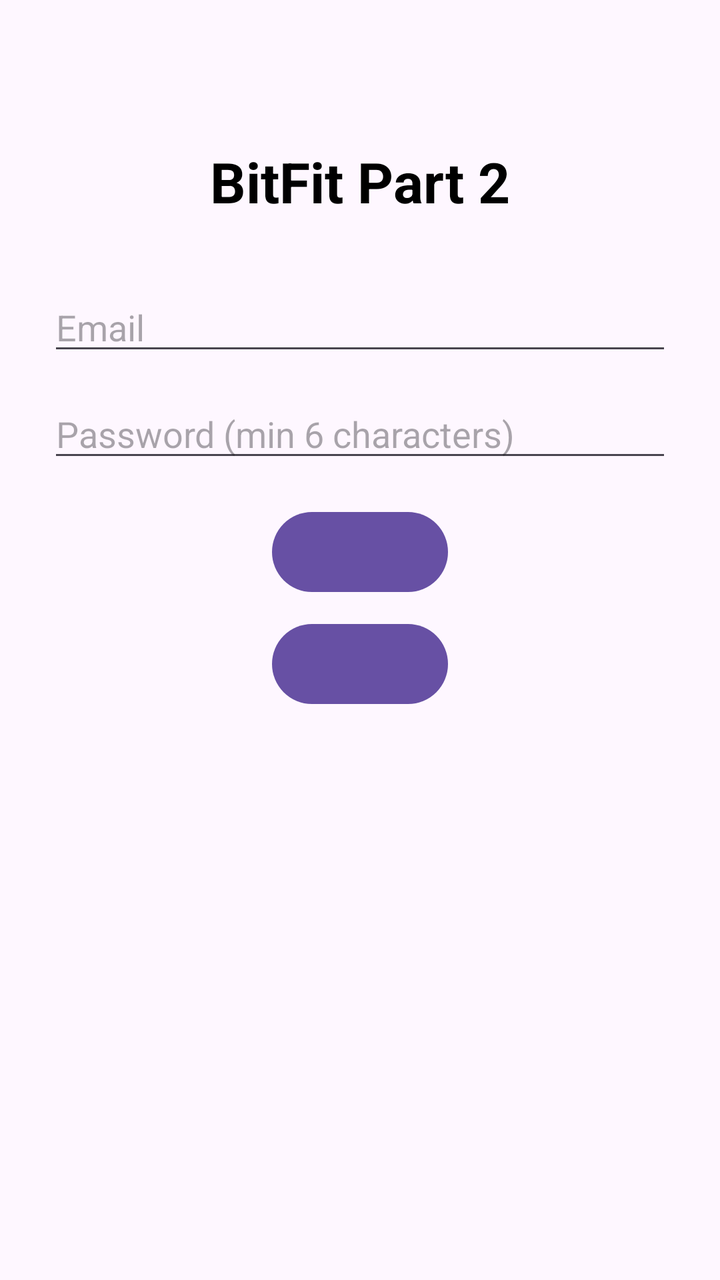
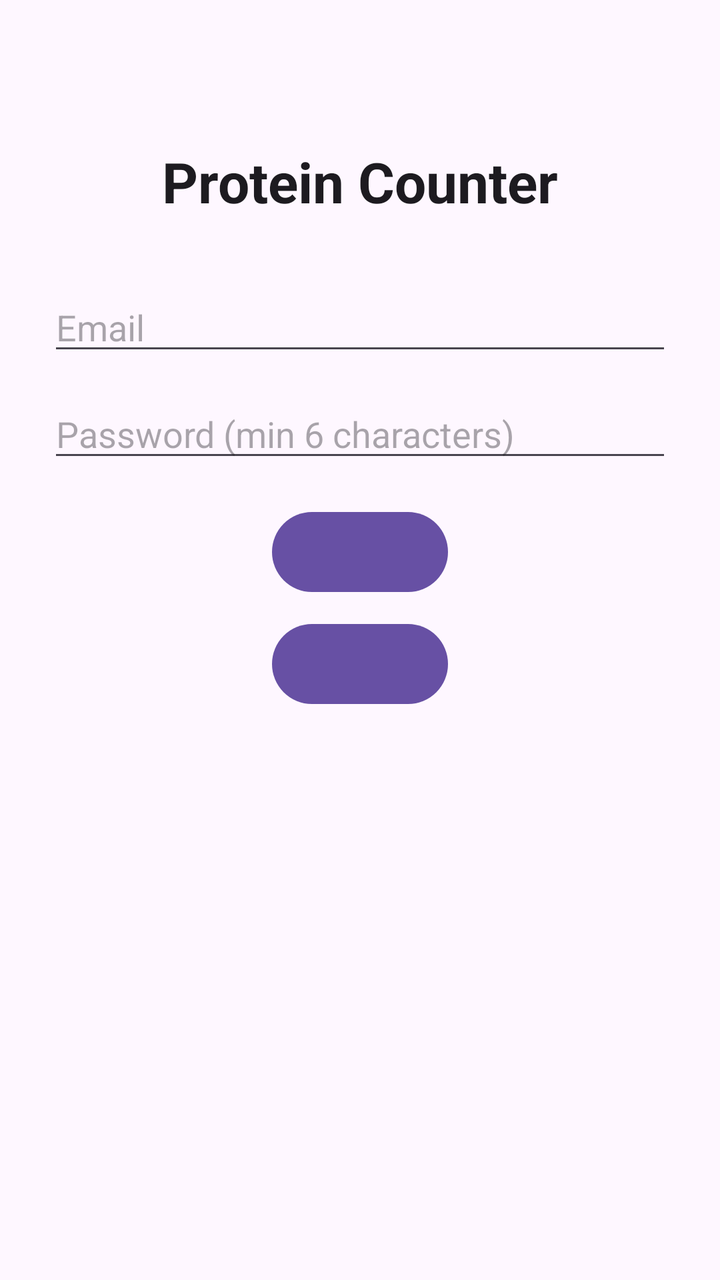

An Android layout rendered at two revisions. The XML below is the earlier revision; the diff shows what the commit changed to produce the second picture.
<!-- AndroidManifest.xml: application theme Theme.BitFitPart2 -->
<!-- res/layout/activity_auth.xml -->
<?xml version="1.0" encoding="utf-8"?>
<androidx.constraintlayout.widget.ConstraintLayout xmlns:android="http://schemas.android.com/apk/res/android"
    xmlns:app="http://schemas.android.com/apk/res-auto"
    android:layout_width="match_parent"
    android:layout_height="match_parent"
    android:padding="24dp">

    <TextView
        android:id="@+id/authTitleText"
        android:layout_width="wrap_content"
        android:layout_height="wrap_content"
        android:layout_marginTop="48dp"
        android:text="@string/app_name"
        android:textColor="@color/black"
        android:textSize="28sp"
        android:textStyle="bold"
        app:layout_constraintEnd_toEndOf="parent"
        app:layout_constraintStart_toStartOf="parent"
        app:layout_constraintTop_toTopOf="parent" />

    <EditText
        android:id="@+id/emailEntry"
        android:layout_width="0dp"
        android:layout_height="wrap_content"
        android:layout_marginTop="32dp"
        android:hint="@string/email_hint"
        android:importantForAutofill="no"
        android:inputType="textEmailAddress"
        app:layout_constraintEnd_toEndOf="parent"
        app:layout_constraintStart_toStartOf="parent"
        app:layout_constraintTop_toBottomOf="@id/authTitleText" />

    <EditText
        android:id="@+id/passwordEntry"
        android:layout_width="0dp"
        android:layout_height="wrap_content"
        android:layout_marginTop="12dp"
        android:hint="@string/password_hint"
        android:importantForAutofill="no"
        android:inputType="textPassword"
        app:layout_constraintEnd_toEndOf="parent"
        app:layout_constraintStart_toStartOf="parent"
        app:layout_constraintTop_toBottomOf="@id/emailEntry" />

    <TextView
        android:id="@+id/errorText"
        android:layout_width="0dp"
        android:layout_height="wrap_content"
        android:layout_marginTop="8dp"
        android:textColor="@android:color/holo_red_dark"
        android:visibility="gone"
        app:layout_constraintEnd_toEndOf="parent"
        app:layout_constraintStart_toStartOf="parent"
        app:layout_constraintTop_toBottomOf="@id/passwordEntry" />

    <ProgressBar
        android:id="@+id/authProgressBar"
        android:layout_width="wrap_content"
        android:layout_height="wrap_content"
        android:layout_marginTop="16dp"
        android:visibility="gone"
        app:layout_constraintEnd_toEndOf="parent"
        app:layout_constraintStart_toStartOf="parent"
        app:layout_constraintTop_toBottomOf="@id/errorText" />

    <Button
        android:id="@+id/primaryActionButton"
        android:layout_width="wrap_content"
        android:layout_height="wrap_content"
        android:layout_marginTop="16dp"
        app:layout_constraintEnd_toEndOf="parent"
        app:layout_constraintStart_toStartOf="parent"
        app:layout_constraintTop_toBottomOf="@id/authProgressBar" />

    <Button
        android:id="@+id/toggleModeButton"
        android:layout_width="wrap_content"
        android:layout_height="wrap_content"
        android:layout_marginTop="8dp"
        app:layout_constraintEnd_toEndOf="parent"
        app:layout_constraintStart_toStartOf="parent"
        app:layout_constraintTop_toBottomOf="@id/primaryActionButton" />

</androidx.constraintlayout.widget.ConstraintLayout>
<!-- resources referenced by this layout -->
<resources>
  <color name="black">#FF000000</color>
  <string name="app_name">BitFit Part 2</string>
  <string name="email_hint">Email</string>
  <string name="password_hint">Password (min 6 characters)</string>
  <style name="Theme.BitFitPart2" parent="Base.Theme.BitFitPart2" />
  <style name="Base.Theme.BitFitPart2" parent="Theme.Material3.DayNight.NoActionBar">
          
          
      </style>
</resources>

<!-- the commit's change to res/layout/activity_auth.xml (unified diff, before → after) -->
@@ -11,7 +11,7 @@
         android:layout_height="wrap_content"
         android:layout_marginTop="48dp"
         android:text="@string/app_name"
-        android:textColor="@color/black"
+        android:textColor="?attr/colorOnSurface"
         android:textSize="28sp"
         android:textStyle="bold"
         app:layout_constraintEnd_toEndOf="parent"
<!-- resource entries referenced after the edit -->
@@ -1,7 +1,6 @@
 <!-- resources referenced by this layout -->
 <resources>
-  <color name="black">#FF000000</color>
-  <string name="app_name">BitFit Part 2</string>
+  <string name="app_name">Protein Counter</string>
   <string name="email_hint">Email</string>
   <string name="password_hint">Password (min 6 characters)</string>
   <style name="Theme.BitFitPart2" parent="Base.Theme.BitFitPart2" />
